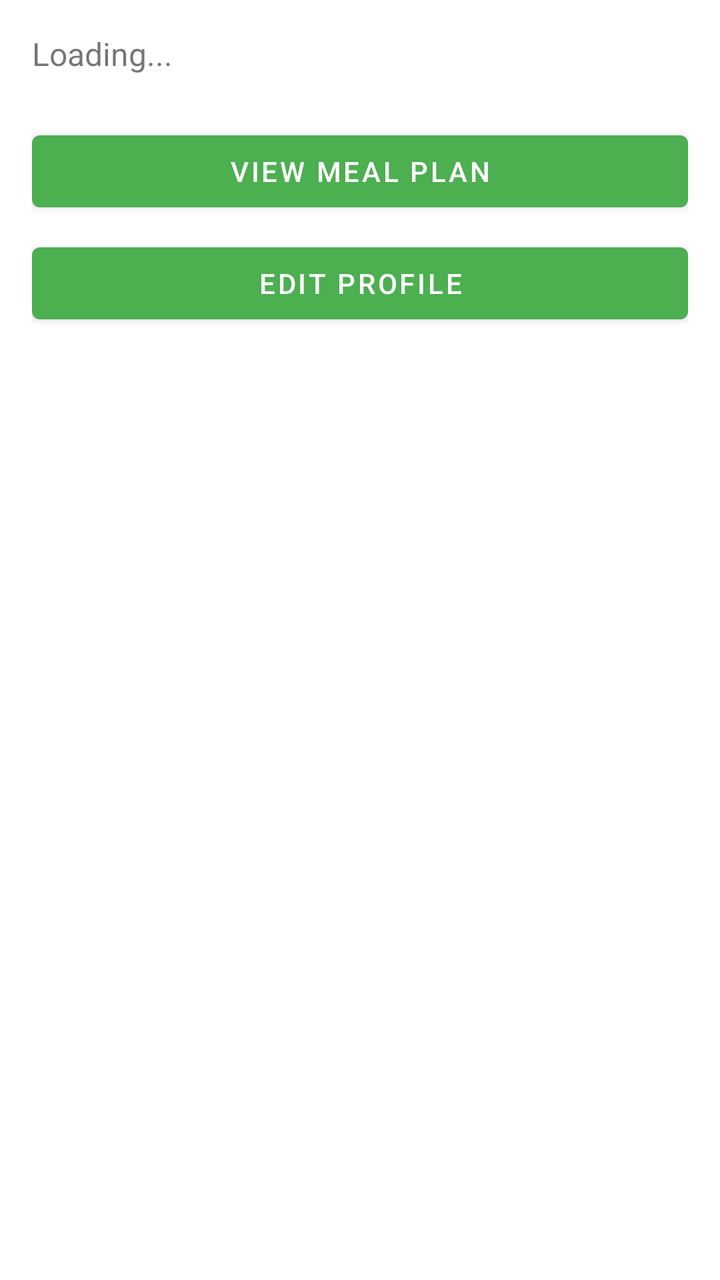
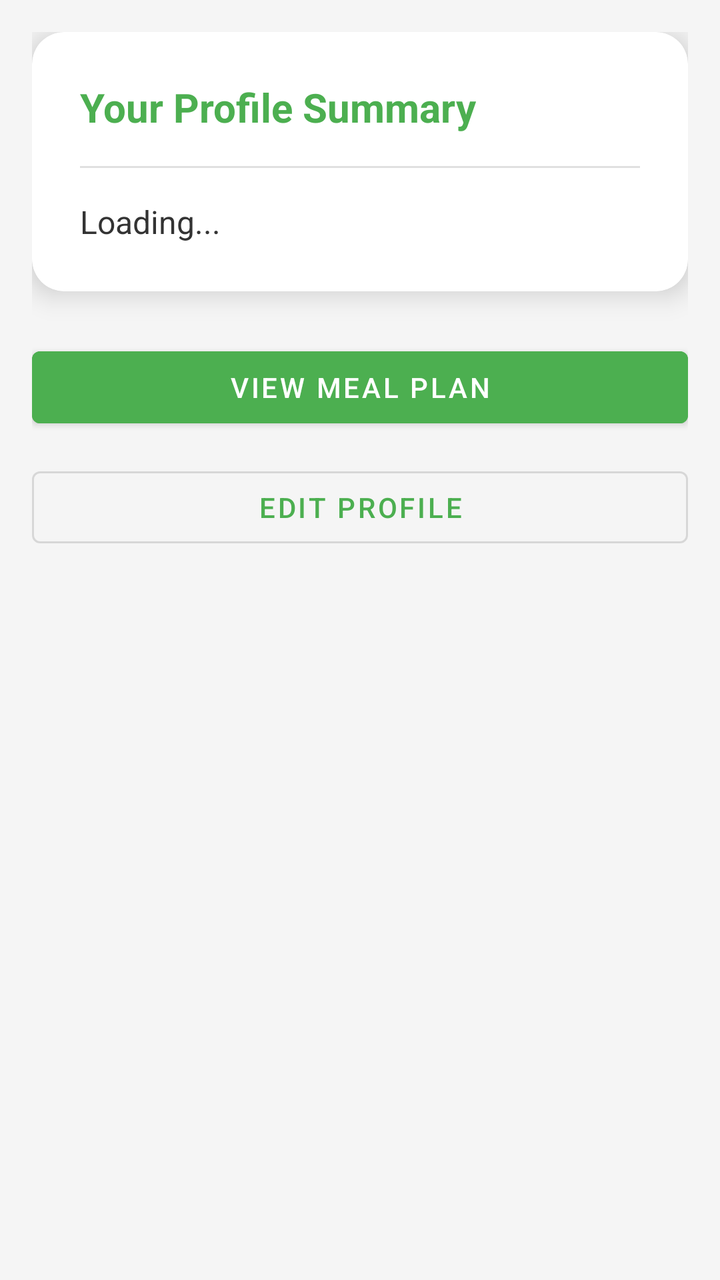

An Android layout rendered at two revisions. The XML below is the earlier revision; the diff shows what the commit changed to produce the second picture.
<!-- AndroidManifest.xml: application theme Theme.SmartMealPlanner -->
<!-- res/layout/fragment_profile_summary.xml -->
<?xml version="1.0" encoding="utf-8"?>
<LinearLayout xmlns:android="http://schemas.android.com/apk/res/android"
    android:layout_width="match_parent"
    android:layout_height="match_parent"
    android:orientation="vertical"
    android:padding="16dp">

    <TextView
        android:id="@+id/tvSummary"
        android:layout_width="match_parent"
        android:layout_height="wrap_content"
        android:textSize="16sp"
        android:lineSpacingExtra="6dp"
        android:layout_marginBottom="24dp"
        android:text="Loading..."/>

    <Button
        android:id="@+id/btnViewMeals"
        android:layout_width="match_parent"
        android:layout_height="wrap_content"
        android:text="View Meal Plan"
        android:layout_marginBottom="8dp"/>

    <Button
        android:id="@+id/btnEditProfile"
        android:layout_width="match_parent"
        android:layout_height="wrap_content"
        android:layout_marginBottom="8dp"
        android:text="Edit Profile"/>

</LinearLayout>
<!-- resources referenced by this layout -->
<resources>
  <style name="Theme.SmartMealPlanner" parent="Theme.MaterialComponents.DayNight.DarkActionBar">
          
          <item name="colorPrimary">#4CAF50</item>          
          <item name="colorPrimaryVariant">#388E3C</item>   
          <item name="colorOnPrimary">#FFFFFF</item>        
  
          
          <item name="colorSecondary">#8BC34A</item>
          <item name="colorSecondaryVariant">#689F38</item>
          <item name="colorOnSecondary">#000000</item>
  
          
          <item name="android:statusBarColor" tools:targetApi="l">?attr/colorPrimaryVariant</item>
      </style>
</resources>

<!-- the commit's change to res/layout/fragment_profile_summary.xml (unified diff, before → after) -->
@@ -1,31 +1,76 @@
 <?xml version="1.0" encoding="utf-8"?>
-<LinearLayout xmlns:android="http://schemas.android.com/apk/res/android"
+<ScrollView xmlns:android="http://schemas.android.com/apk/res/android"
     android:layout_width="match_parent"
     android:layout_height="match_parent"
-    android:orientation="vertical"
-    android:padding="16dp">
+    android:fillViewport="true"
+    android:background="#F5F5F5"> 
 
-    <TextView
-        android:id="@+id/tvSummary"
+    <LinearLayout
         android:layout_width="match_parent"
         android:layout_height="wrap_content"
-        android:textSize="16sp"
-        android:lineSpacingExtra="6dp"
-        android:layout_marginBottom="24dp"
-        android:text="Loading..."/>
+        android:orientation="vertical"
+        android:padding="16dp">
 
-    <Button
-        android:id="@+id/btnViewMeals"
-        android:layout_width="match_parent"
-        android:layout_height="wrap_content"
-        android:text="View Meal Plan"
-        android:layout_marginBottom="8dp"/>
+        
+        <com.google.android.material.card.MaterialCardView
+            android:layout_width="match_parent"
+            android:layout_height="wrap_content"
+            app:cardCornerRadius="16dp"
+            app:cardElevation="8dp"
+            app:cardBackgroundColor="#FFFFFF"
+            xmlns:app="http://schemas.android.com/apk/res-auto"
+            android:layout_marginBottom="24dp">
 
-    <Button
-        android:id="@+id/btnEditProfile"
-        android:layout_width="match_parent"
-        android:layout_height="wrap_content"
-        android:layout_marginBottom="8dp"
-        android:text="Edit Profile"/>
+            <LinearLayout
+                android:layout_width="match_parent"
+                android:layout_height="wrap_content"
+                android:orientation="vertical"
+                android:padding="24dp">
 
-</LinearLayout>
+                <TextView
+                    android:layout_width="wrap_content"
+                    android:layout_height="wrap_content"
+                    android:text="Your Profile Summary"
+                    android:textSize="20sp"
+                    android:textStyle="bold"
+                    android:textColor="#4CAF50"
+                    android:layout_marginBottom="16dp"/>
+
+                <View
+                    android:layout_width="match_parent"
+                    android:layout_height="1dp"
+                    android:background="#E0E0E0"
+                    android:layout_marginBottom="16dp"/>
+
+                <TextView
+                    android:id="@+id/tvSummary"
+                    android:layout_width="match_parent"
+                    android:layout_height="wrap_content"
+                    android:textSize="16sp"
+                    android:lineSpacingExtra="8dp"
+                    android:textColor="#333333"
+                    android:text="Loading..."/>
+            </LinearLayout>
+        </com.google.android.material.card.MaterialCardView>
+
+        
+        <Button
+            android:id="@+id/btnViewMeals"
+            android:layout_width="match_parent"
+            android:layout_height="wrap_content"
+            android:text="View Meal Plan"
+            android:backgroundTint="#4CAF50"
+            android:textColor="#FFFFFF"
+            android:layout_marginBottom="12dp"/>
+
+        <Button
+            android:id="@+id/btnEditProfile"
+            android:layout_width="match_parent"
+            android:layout_height="wrap_content"
+            style="@style/Widget.MaterialComponents.Button.OutlinedButton"
+            android:text="Edit Profile"
+            android:textColor="#4CAF50"
+            android:strokeColor="#4CAF50"/>
+
+    </LinearLayout>
+</ScrollView>
